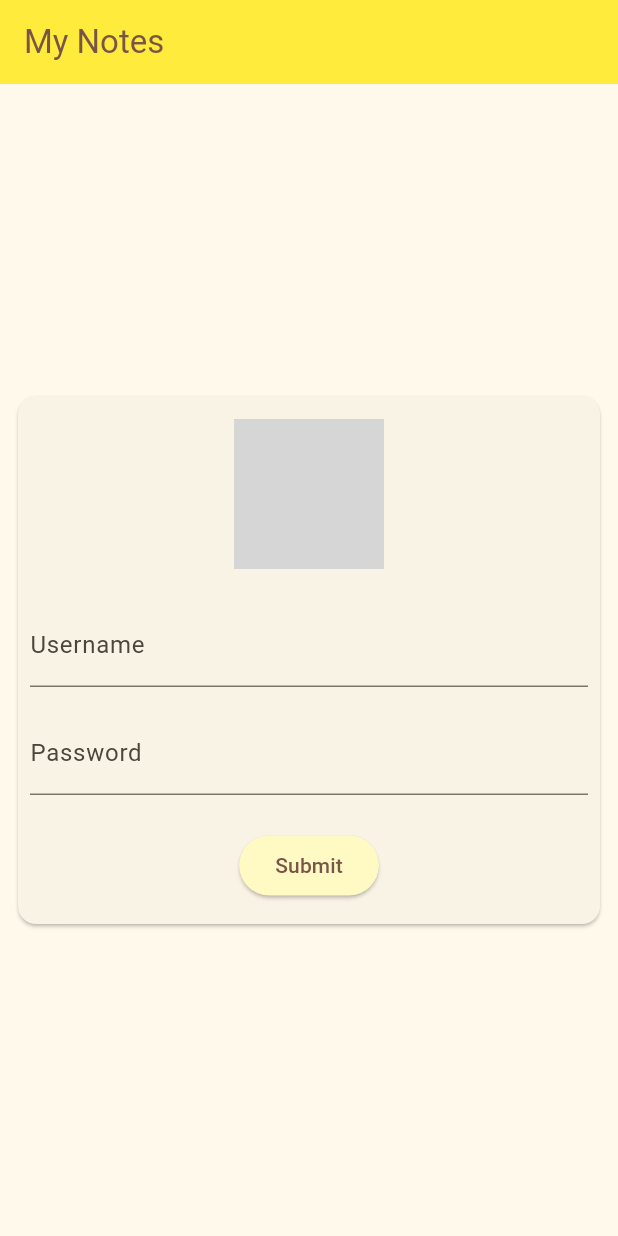
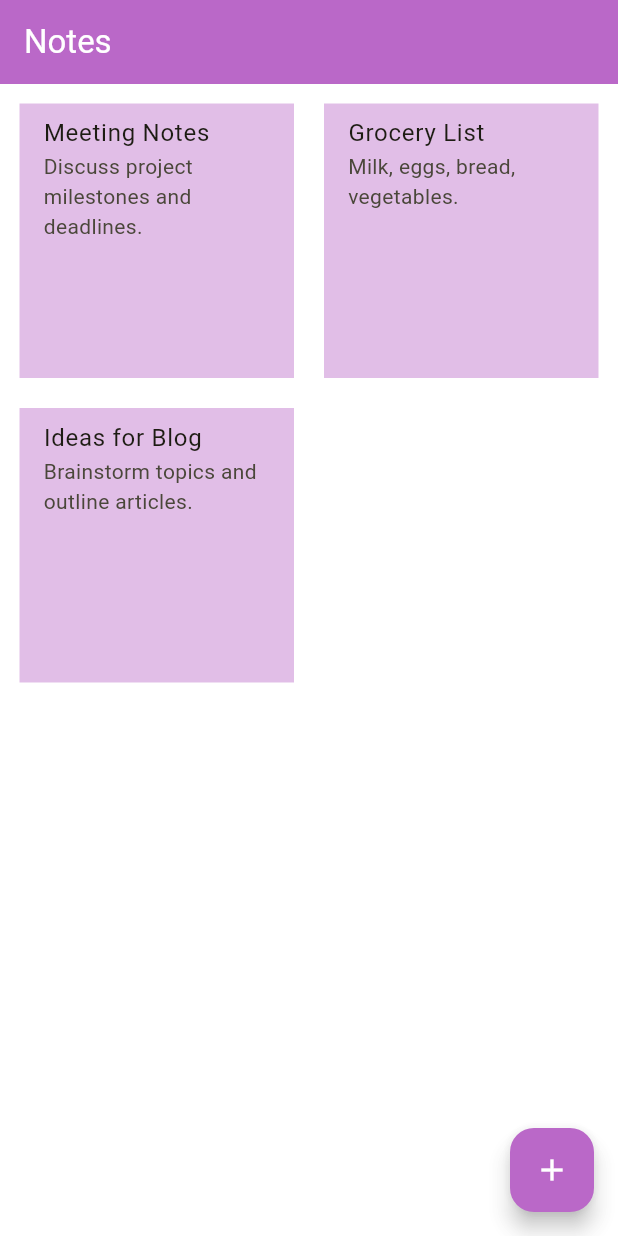
Before and after one commit to HarshalBhagade/mynotes, a Flutter app: the screen it shows after launch, on a phone screen of 412 x 824 dp. Run offline on Flutter 3.47's test engine with Material 3 defaults, Android fonts, the phone set to English and light mode, and no system bars; our stand-ins replace firebase_core; accounts and stored records are empty; generated files the repository leaves out were written again; grey boxes are pictures that could not be loaded.

Commit message:
third day

```diff
--- /dev/null
+++ b/lib/AuthService/auth_service.dart
@@ -0,0 +1 @@
+//import 'package:firebase_auth/firebase_auth.dart';
--- /dev/null
+++ b/lib/data/dummy_data.dart
@@ -0,0 +1,17 @@
+final notesData = [
+  {
+    'title': 'Meeting Notes',
+    'content': 'Discuss project milestones and deadlines.',
+    'date': '2024-02-01'
+  },
+  {
+    'title': 'Grocery List',
+    'content': 'Milk, eggs, bread, vegetables.',
+    'date': '2024-02-02'
+  },
+  {
+    'title': 'Ideas for Blog',
+    'content': 'Brainstorm topics and outline articles.',
+    'date': '2024-02-03'
+  },
+];
--- a/lib/main.dart
+++ b/lib/main.dart
@@ -1,6 +1,11 @@
+import 'package:firebase_core/firebase_core.dart';
 import 'package:flutter/material.dart';
-import 'home page.dart';
-void main() {
+import 'package:mynotes/firebase_options.dart';
+import 'package:mynotes/screens/notes.dart';
+import 'screens/home page.dart';
+void main() async{
+  WidgetsFlutterBinding.ensureInitialized();
+  await Firebase.initializeApp(options: DefaultFirebaseOptions.currentPlatform);
   runApp(const MyApp());
 }
 
@@ -31,7 +36,7 @@ class MyApp extends StatelessWidget {
         colorScheme: ColorScheme.fromSeed(seedColor: Colors.yellow),
         useMaterial3: true,
       ),
-      home: const home_page(),
+      home: const notes(),
     );
   }
 }
--- a/lib/home page.dart
+++ b/lib/screens/home page.dart
@@ -12,8 +12,9 @@ class _home_pageState extends State<home_page> {
   @override
   Widget build(BuildContext context) {
     return Scaffold(
-      appBar: AppBar(
-        title: Text('My Notes',style: TextStyle(color: Colors.brown)),backgroundColor: Colors.yellow,
+      appBar: PreferredSize(
+        preferredSize: Size.fromHeight(20),
+        child: AppBar(title: Text('My Notes',style: TextStyle(color: Colors.brown,fontSize: 18,fontWeight:FontWeight.bold)),backgroundColor: Colors.yellow.shade200,)
       ),
       body: Center(
         child: Padding(
--- /dev/null
+++ b/lib/screens/notes.dart
@@ -0,0 +1,41 @@
+import 'package:flutter/cupertino.dart';
+import 'package:flutter/material.dart';
+import 'package:mynotes/data/dummy_data.dart';
+class notes extends StatelessWidget {
+  const notes({super.key});
+
+  @override
+  Widget build(BuildContext context) {
+    return Scaffold(
+      backgroundColor: Colors.white70,
+      appBar: AppBar(
+        backgroundColor: Colors.purple.shade300,
+        title: const Text('Notes',style: TextStyle(color: Colors.white),),
+      ),
+      body: Padding(
+        padding: const EdgeInsets.all(8.0),
+        child: GridView.builder(
+            itemCount: notesData.length,
+            itemBuilder: (context, index) => Padding(
+              padding: const EdgeInsets.all(5.0),
+                child: ListTile(
+                  tileColor: Colors.purple[100],
+                  title: Text(notesData[index]['title']!),
+                  subtitle: Text(notesData[index]['content']!),
+                )),
+            gridDelegate: const SliverGridDelegateWithFixedCrossAxisCount(
+                crossAxisCount: 2,
+                crossAxisSpacing: 10,
+                mainAxisSpacing: 10,)),
+      ),
+      floatingActionButton: FloatingActionButton(
+        backgroundColor: Colors.purple.shade300,
+        onPressed: (){},
+        child: Icon(
+          Icons.add,
+          color: Colors.white,
+        ),
+      ),
+    );
+  }
+}
--- a/pubspec.yaml
+++ b/pubspec.yaml
@@ -35,6 +35,7 @@ dependencies:
   # The following adds the Cupertino Icons font to your application.
   # Use with the CupertinoIcons class for iOS style icons.
   cupertino_icons: ^1.0.2
+  firebase_core: ^2.25.1
 
 dev_dependencies:
   flutter_test:
@@ -45,7 +46,7 @@ dev_dependencies:
   # activated in the `analysis_options.yaml` file located at the root of your
   # package. See that file for information about deactivating specific lint
   # rules and activating additional ones.
-  flutter_lints: ^2.0.0
+  flutter_lints: ^3.0.1
 
 # For information on the generic Dart part of this file, see the
 # following page: https://dart.dev/tools/pub/pubspec
```
Also changed, not shown: pubspec.lock, 3 other files.
